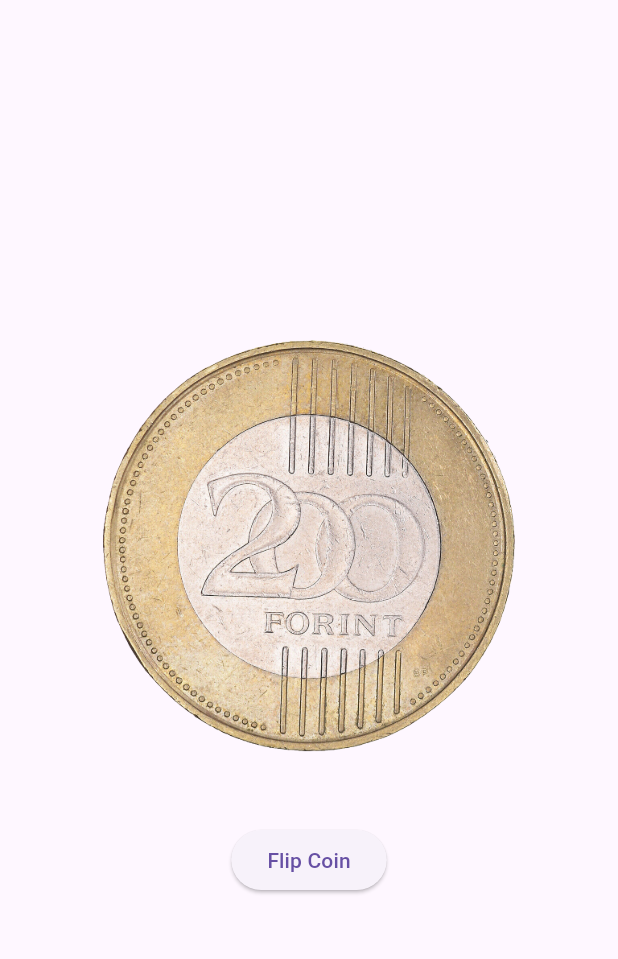
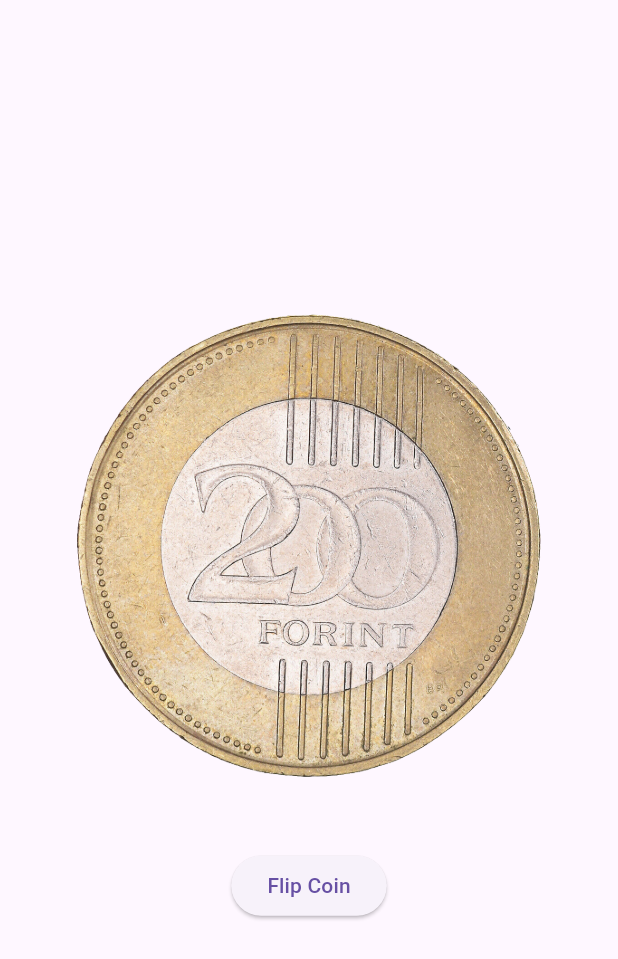
Before and after one commit to bzbrn/ForintFlipper, a Flutter app: the screen it shows after launch, on a phone screen of 412 x 824 dp. Shown: the top 959 px of the screen. Run offline on Flutter 3.47's test engine with Material 3 defaults, Android fonts, the phone set to English and light mode, and no system bars; drawn by our look-alikes of dynamic_color.

Commit message:
made coin bigger

```diff
--- a/lib/forintflipper.dart
+++ b/lib/forintflipper.dart
@@ -55,7 +55,7 @@ class _ForintFlipperState extends State<ForintFlipper> {
                 if (deviceWidth < 600)
                   Image.asset(
                     currentImage,
-                    width: deviceWidth * 2 / 3,
+                    width: deviceWidth * 3 / 4,
                   )
                 else
                   Image.asset(
```
